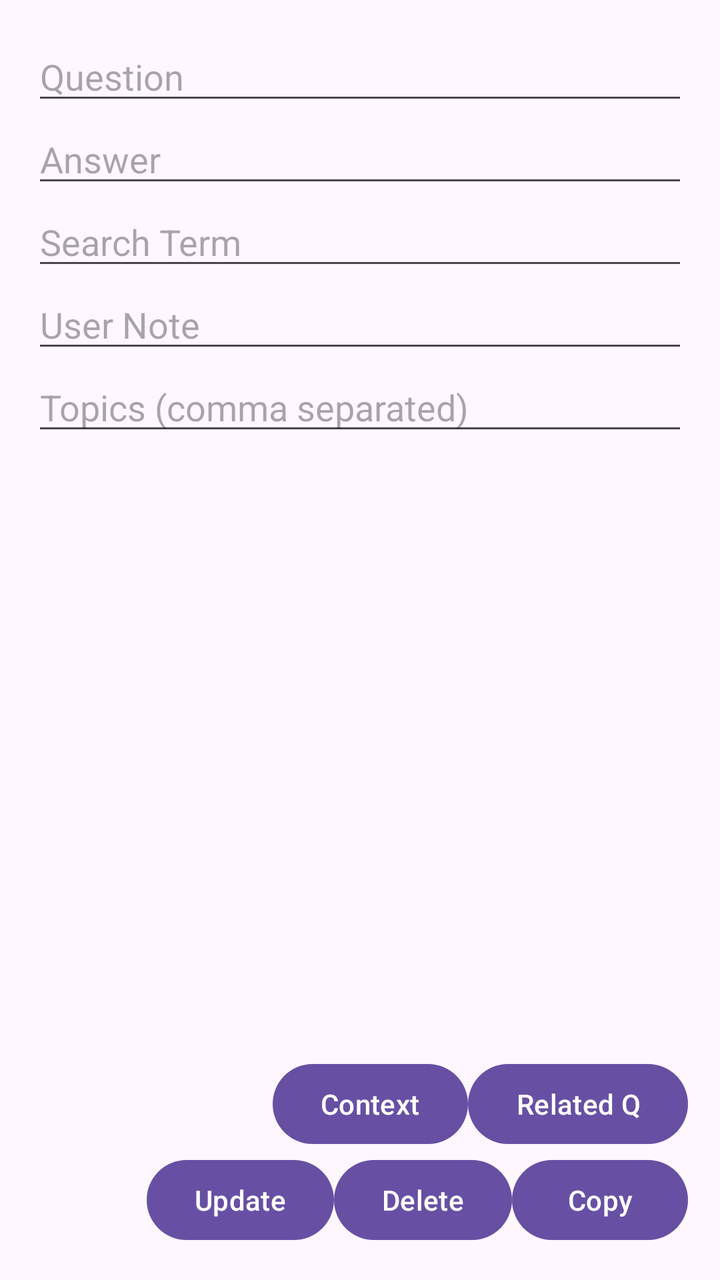
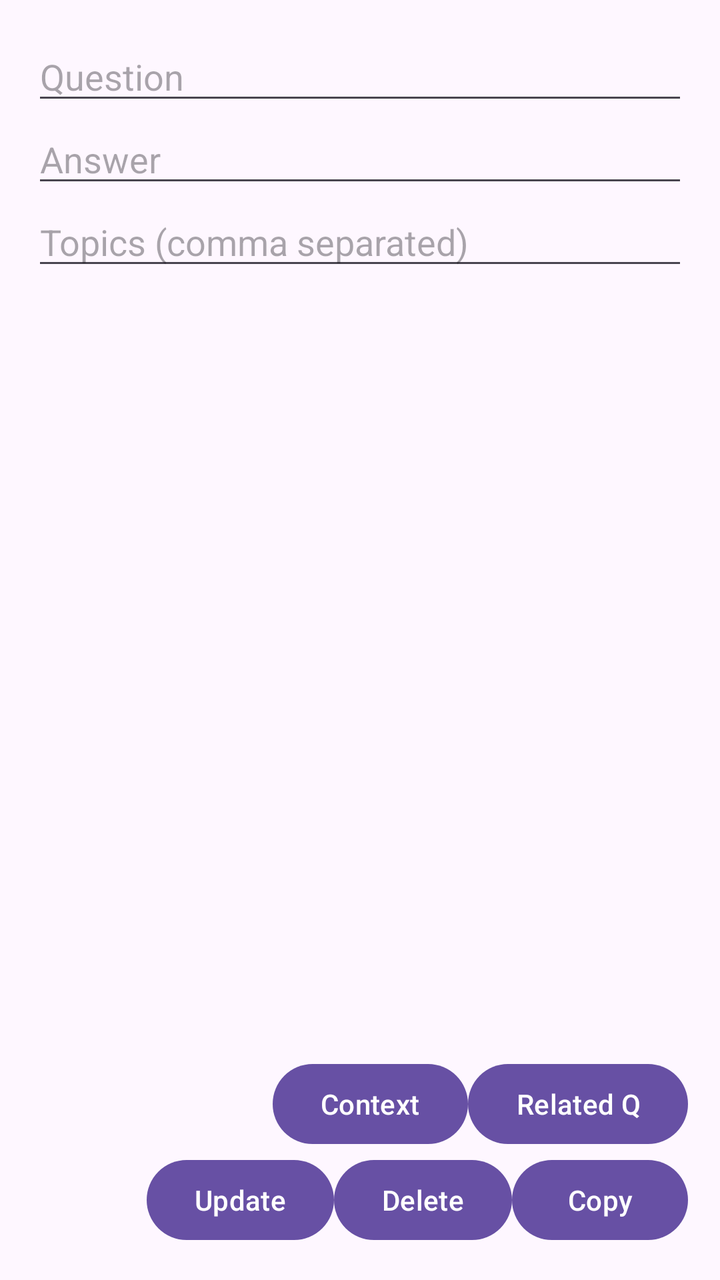

Before-and-after screenshots of an Android layout around one commit, followed by the original layout XML and the change that was made.
<!-- AndroidManifest.xml: application theme Theme.Material3.DayNight -->
<!-- res/layout/activity_edit_flashcard.xml -->
<LinearLayout
    xmlns:android="http://schemas.android.com/apk/res/android"
    android:layout_width="match_parent"
    android:layout_height="match_parent"
    android:orientation="vertical"
    android:padding="16dp">

    
    <ScrollView
        android:layout_width="match_parent"
        android:layout_height="0dp"
        android:layout_weight="1">

        <LinearLayout
            android:layout_width="match_parent"
            android:layout_height="wrap_content"
            android:orientation="vertical">

            
            <EditText
                android:id="@+id/et_question"
                android:layout_width="match_parent"
                android:layout_height="wrap_content"
                android:hint="Question"/>

            
            <EditText
                android:id="@+id/et_answer"
                android:layout_width="match_parent"
                android:layout_height="wrap_content"
                android:hint="Answer"/>

            
            <EditText
                android:id="@+id/et_search_term"
                android:layout_width="match_parent"
                android:layout_height="wrap_content"
                android:hint="Search Term"/>

            
            <EditText
                android:id="@+id/et_user_note"
                android:layout_width="match_parent"
                android:layout_height="wrap_content"
                android:hint="User Note"/>

            
            <EditText
                android:id="@+id/et_topics"
                android:layout_width="match_parent"
                android:layout_height="wrap_content"
                android:hint="Topics (comma separated)"/>
        </LinearLayout>
    </ScrollView>

    
    <LinearLayout
        android:layout_width="match_parent"
        android:layout_height="wrap_content"
        android:orientation="vertical">

        
        <LinearLayout
            android:layout_width="match_parent"
            android:layout_height="wrap_content"
            android:orientation="horizontal"
            android:gravity="end">

            <Button
                android:id="@+id/btn_context"
                android:layout_width="wrap_content"
                android:layout_height="wrap_content"
                android:text="Context"/>

            <Button
                android:id="@+id/btn_generate_related_question"
                android:layout_width="wrap_content"
                android:layout_height="wrap_content"
                android:text="Related Q"/>
        </LinearLayout>

        
        <LinearLayout
            android:layout_width="match_parent"
            android:layout_height="wrap_content"
            android:orientation="horizontal"
            android:gravity="end">

            <Button
                android:id="@+id/btn_update"
                android:layout_width="wrap_content"
                android:layout_height="wrap_content"
                android:text="Update"/>

            <Button
                android:id="@+id/btn_delete"
                android:layout_width="wrap_content"
                android:layout_height="wrap_content"
                android:text="Delete"/>

            <Button
                android:id="@+id/btn_copy"
                android:layout_width="wrap_content"
                android:layout_height="wrap_content"
                android:text="Copy"/>
        </LinearLayout>
    </LinearLayout>

</LinearLayout>
<!-- resources referenced by this layout -->
<resources>

</resources>

<!-- the commit's change to res/layout/activity_edit_flashcard.xml (unified diff, before → after) -->
@@ -29,20 +29,6 @@
                 android:layout_width="match_parent"
                 android:layout_height="wrap_content"
                 android:hint="Answer"/>
-
-            
-            <EditText
-                android:id="@+id/et_search_term"
-                android:layout_width="match_parent"
-                android:layout_height="wrap_content"
-                android:hint="Search Term"/>
-
-            
-            <EditText
-                android:id="@+id/et_user_note"
-                android:layout_width="match_parent"
-                android:layout_height="wrap_content"
-                android:hint="User Note"/>
 
             
             <EditText
